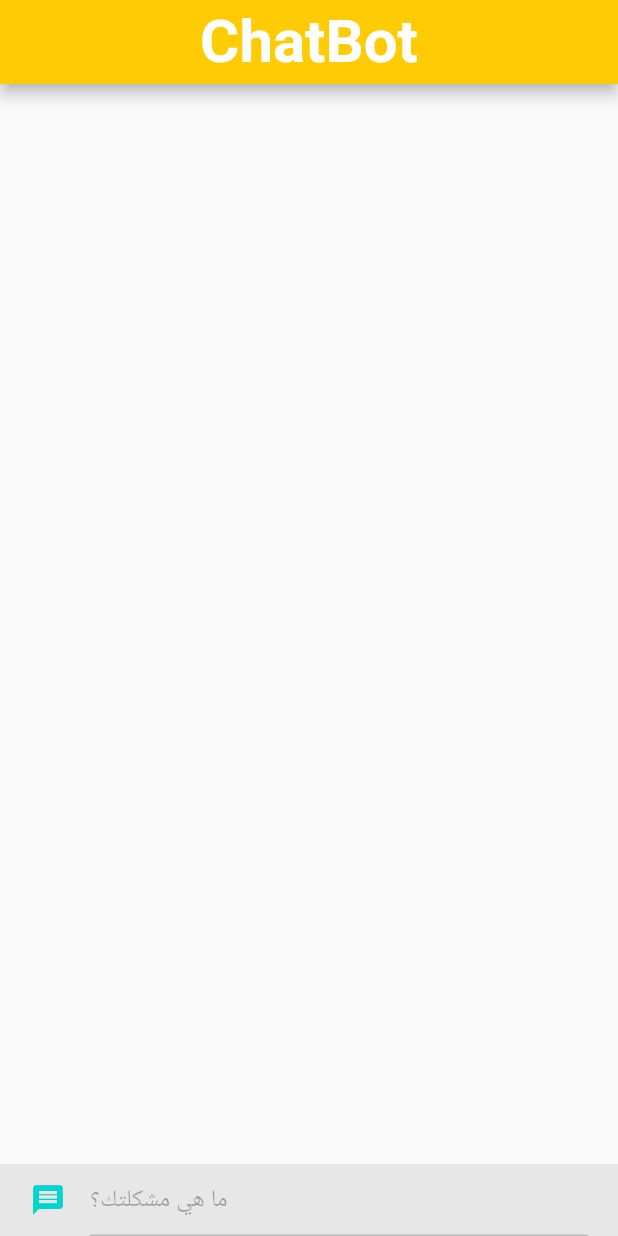
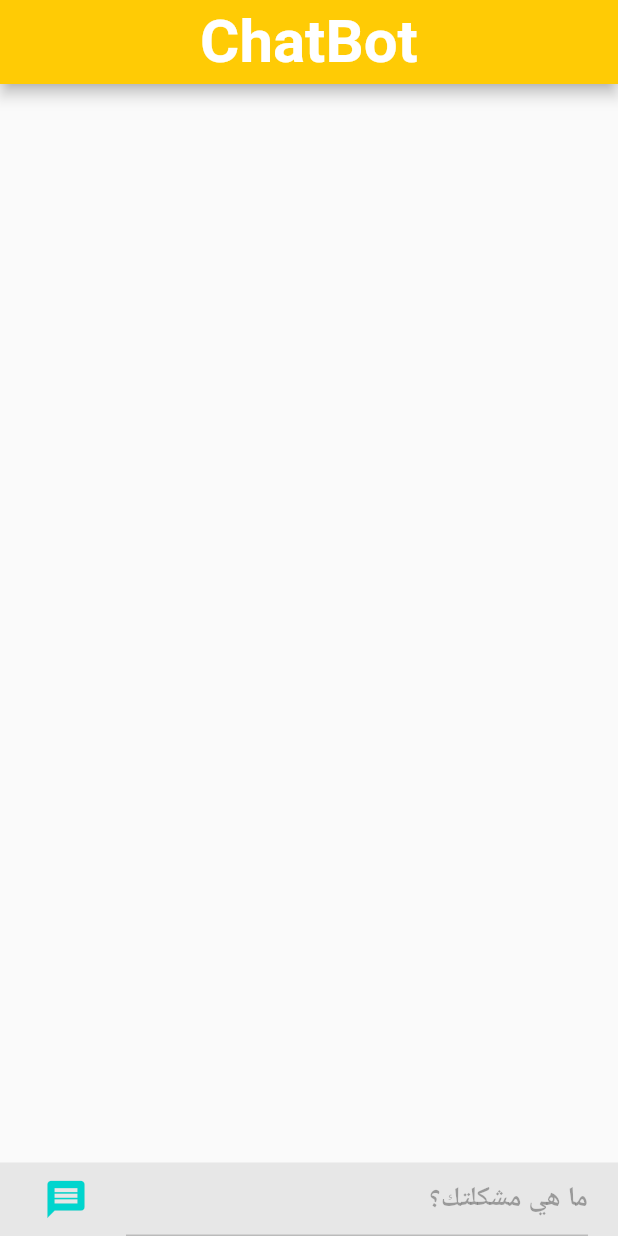
Before and after one commit to omarelshopky/Arabic-AI-ChatBot, a Flutter app: the screen it shows after launch, on a phone screen of 412 x 824 dp. Run offline on Flutter 3.47's test engine with Material 2 defaults, Android fonts, the phone set to English and light mode, and no system bars; our stand-ins replace bubble.

Commit message:
Make send icon interactive

```diff
--- a/lib/chatbot_screen.dart
+++ b/lib/chatbot_screen.dart
@@ -1,5 +1,6 @@
 // @dart=2.9
 
+import 'package:flutter/gestures.dart';
 import 'package:flutter/material.dart';
 import 'package:bubble/bubble.dart';
 
@@ -49,13 +50,19 @@ class _ChatBotScreenState extends State<ChatBotScreen> {
                 child: Padding(
                   padding: EdgeInsets.only(left: 20, right: 20),
                   child: TextField(
-                    style: TextStyle(color: Colors.black),
+                    textAlign: TextAlign.right,
+                    style: TextStyle(color: Colors.black, fontSize: 18, fontWeight: FontWeight.w600),
                     decoration: InputDecoration(
-                      icon: Icon(
-                        Icons.message,
-                        color: Color(0xFF00A99D) // Send Icon Color
+                      icon: IconButton(
+                        icon: Icon(Icons.message),
+                        color: Color(0xFF00A99D), // Send Icon Color
+                        iconSize: 30,
+                        onPressed: (){
+                          this.handleRequest();
+                        },
                       ),
                       hintText: "ما هي مشكلتك؟",
+                      hintTextDirection: TextDirection.rtl,
                       fillColor: Colors.white12,
                     ),
                     controller: messageTextBox, // Take the text inputed
@@ -75,16 +82,19 @@ class _ChatBotScreenState extends State<ChatBotScreen> {
 
 
   /***      Handle what happend when take message from user       ***/
-  void handleRequest(){
+  void handleRequest()
+  {
     this.insertSingleItem(messageTextBox.text);
 
     messageTextBox.clear();
   }
 
 
-  // insertSingleItem
-  void insertSingleItem(String message){
-    if(message.length > 0){
+  /***        insertSingleItem        ***/
+  void insertSingleItem(String message)
+  {
+    if(message.length > 0)
+    {
       _data.add(message);
       _listKey.currentState.insertItem(_data.length - 1);
     }
@@ -94,8 +104,7 @@ class _ChatBotScreenState extends State<ChatBotScreen> {
 
 
 /***      Function for building Item Widget (Message Bubble)     ***/
-
-Widget buildItem(String item, int index, Animation<double> animation)
+Widget buildItem(String item, int index, Animation animation)
 {
   bool mine = item.endsWith("<bot>"); // Check Who send this message
   return SizeTransition(
@@ -107,7 +116,7 @@ Widget buildItem(String item, int index, Animation<double> animation)
         child: Bubble(
           child: Text(
             item.replaceAll("<bot>", ""),
-            style: TextStyle(color: Colors.black, fontSize: 20, fontWeight: FontWeight.bold),
+            style: TextStyle(color: Colors.black, fontSize: 20, fontWeight: FontWeight.w600),
           ),
           nip: mine ? BubbleNip.leftTop : BubbleNip.rightTop,
           shadowColor: Color(0xFFFFCB05),
```
